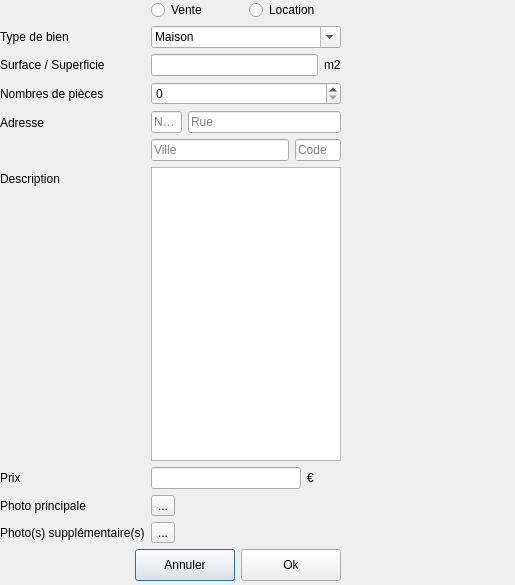
The window that advert.ui (Spieldy/IHMO) describes before a commit, drawn with Qt 5.
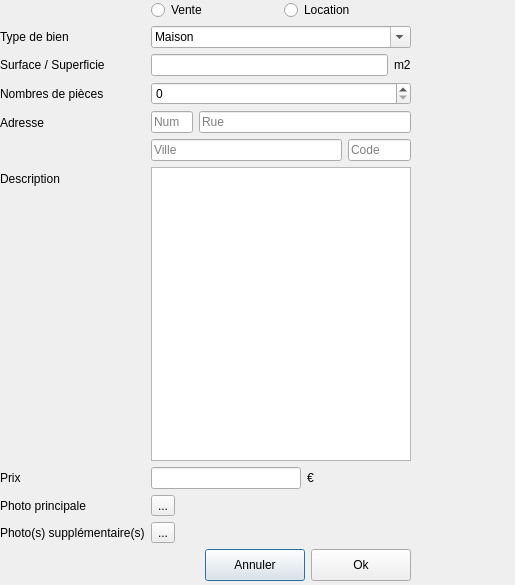
The same window after the commit.

```diff
--- a/advert.ui
+++ b/advert.ui
@@ -30,7 +30,7 @@
     <rect>
      <x>0</x>
      <y>0</y>
-     <width>341</width>
+     <width>411</width>
      <height>581</height>
     </rect>
    </property>
```
Left out of the diff: 20 changed lines with no effect on the pictures.
